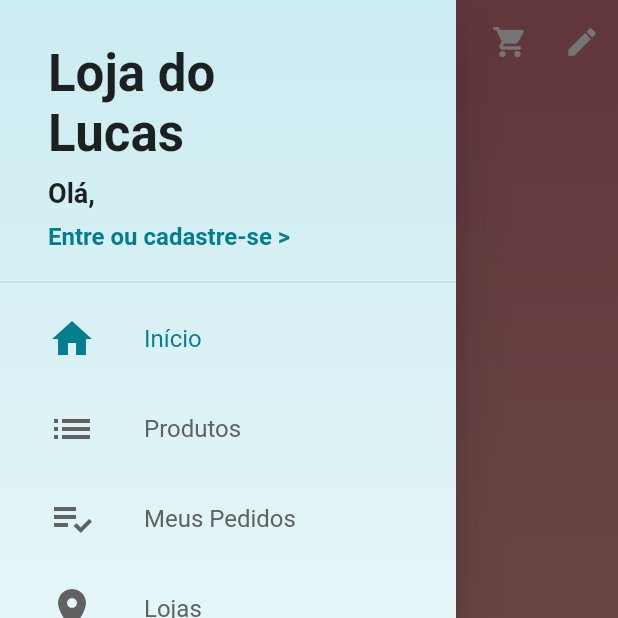
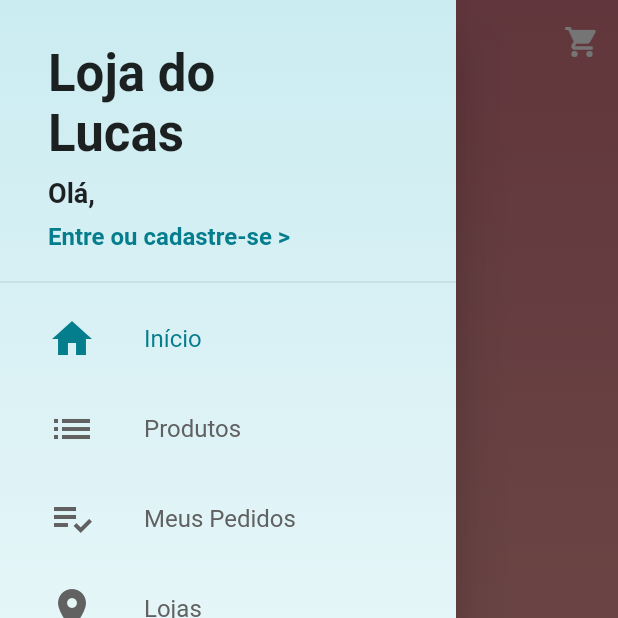
Before and after one commit to lborges-s/loja_virtual, a Flutter app: the screen it shows after launch, with the side drawer open, on a phone screen of 412 x 824 dp, the top half of it. Run offline on Flutter 3.47's test engine with Material 2 defaults, Android fonts, the phone set to English and light mode, and no system bars; our stand-ins replace carousel_pro, cloud_firestore, firebase_auth, firebase_core, transparent_image; accounts and stored records are empty.

```diff
--- a/lib/pages/base/base_page.dart
+++ b/lib/pages/base/base_page.dart
@@ -2,6 +2,7 @@ import 'package:flutter/material.dart';
 import 'package:loja_virtual/pages/home/home_page.dart';
 import 'package:loja_virtual/pages/products/products_page.dart';
 import 'package:loja_virtual/shared/managers/page_manager.dart';
+import 'package:loja_virtual/shared/managers/user_manager.dart';
 import 'package:loja_virtual/shared/widgets/custom_drawer/custom_drawer.dart';
 import 'package:provider/provider.dart';
 
@@ -11,7 +12,9 @@ class BasePage extends StatelessWidget {
     final pageController = PageController();
     return Provider<PageManager>(
       create: (_) => PageManager(pageController),
-      child: PageView(
+      child: Consumer<UserManager>(
+        builder: (_, userManager, __) {
+          return PageView(
             controller: pageController,
             physics: const NeverScrollableScrollPhysics(),
             children: [
@@ -25,8 +28,19 @@ class BasePage extends StatelessWidget {
                 appBar: AppBar(title: const Text('Lojas')),
                 drawer: CustomDrawer(),
               ),
-          const Divider(),
+              if (userManager.adminEnabled) ...[
+                Scaffold(
+                  appBar: AppBar(title: const Text('Usuários')),
+                  drawer: CustomDrawer(),
+                ),
+                Scaffold(
+                  appBar: AppBar(title: const Text('Pedidos')),
+                  drawer: CustomDrawer(),
+                ),
+              ]
             ],
+          );
+        },
       ),
     );
   }
--- a/lib/pages/home/home_page.dart
+++ b/lib/pages/home/home_page.dart
@@ -1,5 +1,6 @@
 import 'package:flutter/material.dart';
 import 'package:loja_virtual/shared/managers/home_manager.dart';
+import 'package:loja_virtual/shared/managers/user_manager.dart';
 import 'package:loja_virtual/shared/widgets/custom_drawer/custom_drawer.dart';
 import 'package:provider/provider.dart';
 
@@ -27,7 +28,8 @@ class HomePage extends StatelessWidget {
           ),
           CustomScrollView(
             slivers: <Widget>[
-              SliverAppBar(
+              Consumer<UserManager>(builder: (_, userManager, __) {
+                return SliverAppBar(
                   backgroundColor: Colors.transparent,
                   snap: true,
                   floating: true,
@@ -41,12 +43,14 @@ class HomePage extends StatelessWidget {
                       icon: const Icon(Icons.shopping_cart),
                       onPressed: () => Navigator.of(context).pushNamed('/cart'),
                     ),
+                    if (userManager.adminEnabled)
                       IconButton(
                         icon: const Icon(Icons.edit),
                         onPressed: () {},
                       ),
                   ],
-              ),
+                );
+              }),
               Consumer<HomeManager>(
                 builder: (_, homeManager, __) {
                   final children = homeManager.sections.map<Widget>(
--- a/lib/shared/managers/user_manager.dart
+++ b/lib/shared/managers/user_manager.dart
@@ -19,6 +19,8 @@ class UserManager extends ChangeNotifier {
   bool get isLoading => _isLoading;
 
   bool get isLoggedIn => user != null;
+
+  bool get adminEnabled => user != null && user.isAdmin;
 
   Future<void> signIn(
       {UserModel user, Function(String) onFail, Function onSuccess}) async {
@@ -76,6 +78,10 @@ class UserManager extends ChangeNotifier {
       final docUser =
           await firestore.collection('users').doc(currentUser.uid).get();
       user = UserModel.fromDocument(docUser);
+      final docAdmin = await firestore.collection('admins').doc(user.id).get();
+      if (docAdmin.exists) {
+        user.isAdmin = true;
+      }
       notifyListeners();
     }
   }
--- a/lib/shared/models/user.dart
+++ b/lib/shared/models/user.dart
@@ -6,6 +6,7 @@ class UserModel {
   String password;
   String name;
 
+  bool isAdmin = false;
   String confirmPassword;
 
   UserModel({this.email, this.password, this.name, this.id});
--- a/lib/shared/widgets/custom_drawer/custom_drawer.dart
+++ b/lib/shared/widgets/custom_drawer/custom_drawer.dart
@@ -1,5 +1,7 @@
 import 'package:flutter/material.dart';
+import 'package:loja_virtual/shared/managers/user_manager.dart';
 import 'package:loja_virtual/shared/widgets/custom_drawer/drawer_tile.dart';
+import 'package:provider/provider.dart';
 
 import 'custom_drawer_header.dart';
 
@@ -46,6 +48,28 @@ class CustomDrawer extends StatelessWidget {
                 page: 3,
               ),
               const Divider(),
+              Consumer<UserManager>(
+                builder: (_, userManager, __) {
+                  if (userManager.adminEnabled) {
+                    return Column(
+                      children: [
+                        const DrawerTile(
+                          iconData: Icons.settings,
+                          title: 'Usuários',
+                          page: 4,
+                        ),
+                        const DrawerTile(
+                          iconData: Icons.settings,
+                          title: 'Pedidos',
+                          page: 5,
+                        ),
+                      ],
+                    );
+                  } else {
+                    return Container();
+                  }
+                },
+              ),
             ],
           ),
         ],
```
Lines whose indentation alone changed are shown as unchanged.
